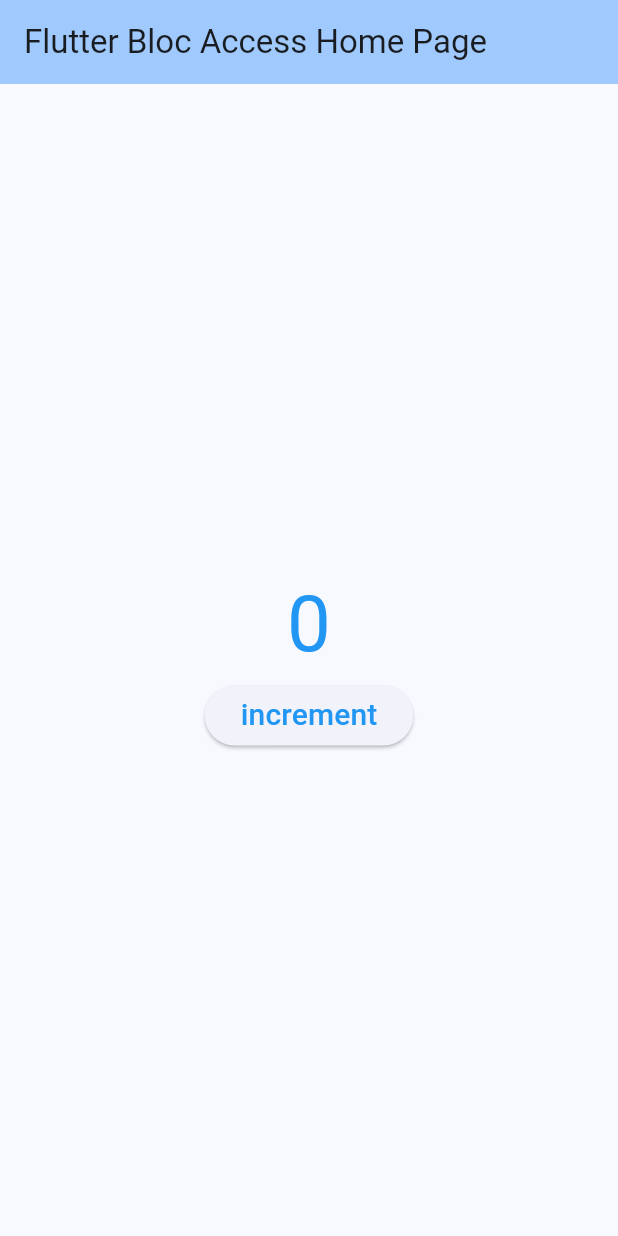
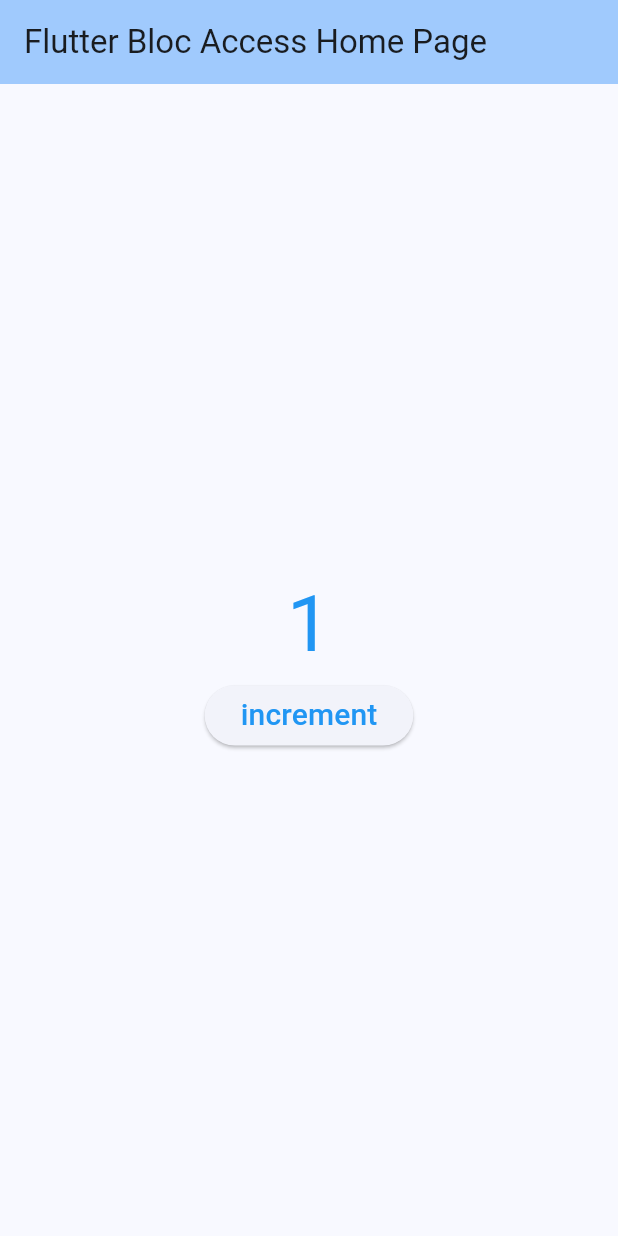
Before and after one commit to jsmile/bloc_context, a Flutter app: the screen it shows after launch, after a tap on "increment", on a phone screen of 412 x 824 dp. Run offline on Flutter 3.47's test engine with Material 2 defaults, Android fonts, the phone set to English and light mode, and no system bars; our stand-ins replace equatable, flutter_bloc.

```diff
--- a/lib/main.dart
+++ b/lib/main.dart
@@ -1,4 +1,6 @@
+import 'package:bloc_context/cubits/counter/counter_cubit.dart';
 import 'package:flutter/material.dart';
+import 'package:flutter_bloc/flutter_bloc.dart';
 
 void main() {
   runApp(const MyApp());
@@ -9,13 +11,16 @@ class MyApp extends StatelessWidget {
 
   @override
   Widget build(BuildContext context) {
-    return MaterialApp(
-      title: 'Flutter Bloc Access',
-      theme: ThemeData(
-        colorScheme: ColorScheme.fromSeed(seedColor: Colors.blue),
-        useMaterial3: true,
+    return BlocProvider(
+      create: (context) => CounterCubit(),
+      child: MaterialApp(
+        title: 'Flutter Bloc Access',
+        theme: ThemeData(
+          colorScheme: ColorScheme.fromSeed(seedColor: Colors.blue),
+          useMaterial3: true,
+        ),
+        home: const MyHomePage(title: 'Flutter Bloc Access Home Page'),
       ),
-      home: const MyHomePage(title: 'Flutter Bloc Access Home Page'),
     );
   }
 }
@@ -36,10 +41,11 @@ class MyHomePage extends StatelessWidget {
         child: Column(
           mainAxisAlignment: MainAxisAlignment.center,
           children: <Widget>[
-            const Text(
-              '0',
+            Text(
+              // '${BlocProvider.of<CounterCubit>(context).state.counter}',
+              '${context.watch<CounterCubit>().state.counter}',
               // style: Theme.of(context).textTheme.headlineMedium,
-              style: TextStyle(
+              style: const TextStyle(
                 color: Colors.blue,
                 fontSize: 52.0,
               ),
@@ -52,7 +58,10 @@ class MyHomePage extends StatelessWidget {
                   fontSize: 20.0,
                 ),
               ),
-              onPressed: () {},
+              onPressed: () {
+                // BlocProvider.of<CounterCubit>(context).increment();
+                context.read<CounterCubit>().increment();
+              },
             ),
           ],
         ),
```
